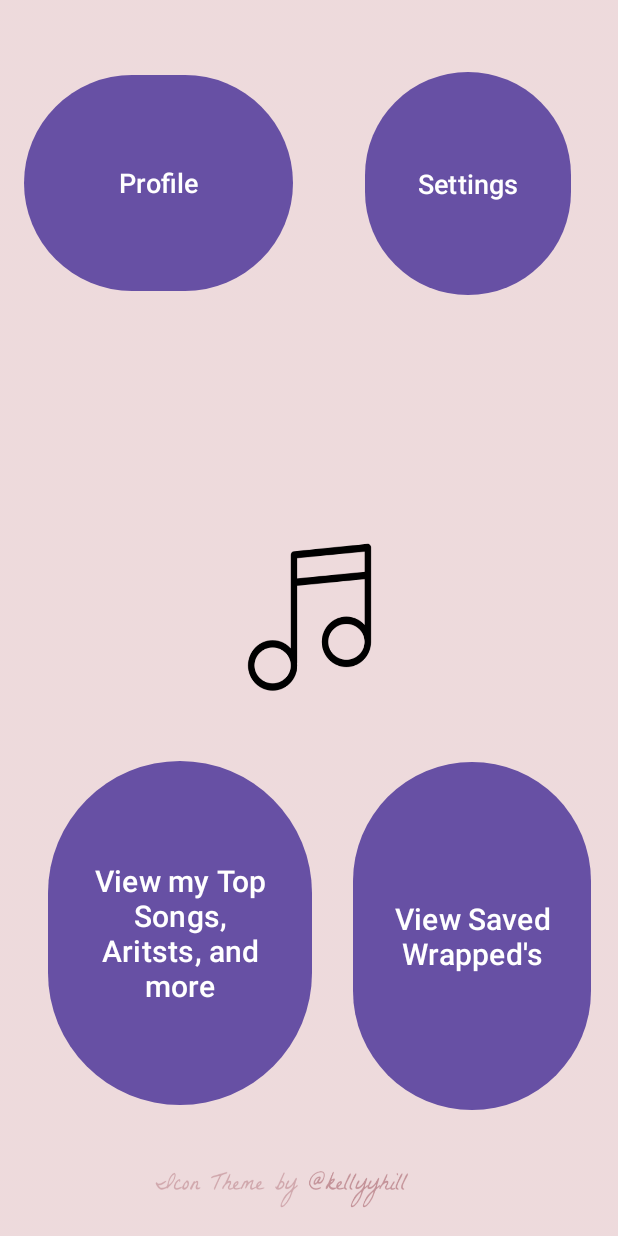
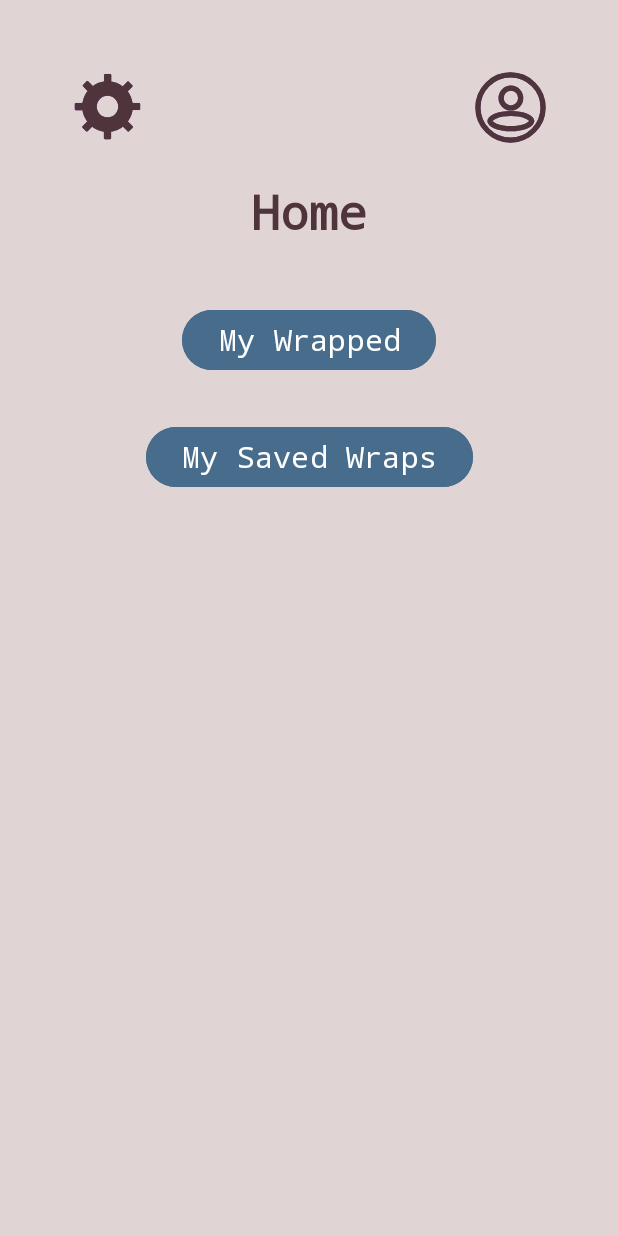
Before and after one commit to JohnN310/Scrollify, an Android app: the HomePage screen opened directly, with no data from a screen before it, on a phone screen of 412 x 824 dp. Run offline under Robolectric (Android 15) with nearby library versions, the phone set to English and light mode, and no system bars; libraries missing offline, so code that uses them is left out: org.checkerframework.checker; 5 statements that could not run were skipped.

Commit message:
more bug fixes

```diff
--- a/app/src/main/java/com/example/spotifytest/AccountsDatabaseHandler.java
+++ b/app/src/main/java/com/example/spotifytest/AccountsDatabaseHandler.java
@@ -182,50 +182,50 @@ public class AccountsDatabaseHandler extends SQLiteOpenHelper {
     }
 
     public YourProfile getAccount(String userName) {
-//
+
+        SQLiteDatabase db = this.getWritableDatabase();
+
+        Cursor cursor = db.rawQuery("Select * from accounts where username = ?", new String[]{userName});
+        YourProfile thisProfile = new YourProfile();
+
+        cursor.moveToFirst();
+        while (!cursor.isAfterLast()) {
+
+            if (userName.equals(cursor.getString(0))) {
+                thisProfile.setUsername(cursor.getString(0));
+                thisProfile.setPassword(cursor.getString(1));
+                thisProfile.setName(cursor.getString(2));
+                thisProfile.setCode(cursor.getString(3));
+                thisProfile.setFriends(cursor.getString(4));
+                thisProfile.setInvites(cursor.getString(5));
+                break;
+            }
+            cursor.moveToNext();
+
+        }
+
+        cursor.close();
+        db.close();
+
+        return thisProfile;
+
 //        SQLiteDatabase db = this.getWritableDatabase();
-//
-//        Cursor cursor = db.rawQuery("Select * from accounts where username = ?", new String[]{userName});
+//        Cursor cursor = db.rawQuery("SELECT * FROM accounts WHERE username = ? LIMIT 1", new String[]{username});
 //        YourProfile thisProfile = new YourProfile();
 //
-//        cursor.moveToFirst();
-//        while (!cursor.isAfterLast()) {
-//
-//            if (userName.equals(cursor.getString(0))) {
-//                thisProfile.setUsername(cursor.getString(0));
-//                thisProfile.setPassword(cursor.getString(1));
-//                thisProfile.setName(cursor.getString(2));
-//                thisProfile.setCode(cursor.getString(3));
-//                thisProfile.setFriends(cursor.getString(4));
-//                thisProfile.setInvites(cursor.getString(5));
-//                break;
-//            }
-//            cursor.moveToNext();
-//
+//        if (cursor.moveToFirst()) {
+//            int usernameInd = cursor.getColumnIndex("username");
+//            thisProfile.setUsername(cursor.getString(usernameInd));
+//            int passwordInd = cursor.getColumnIndex("password");
+//            thisProfile.setPassword(cursor.getString(passwordInd));
+//            int nameInd = cursor.getColumnIndex("name");
+//            thisProfile.setName(cursor.getString(nameInd));
+//            int friendsInd = cursor.getColumnIndex("friends");
+//            thisProfile.setFriends(cursor.getString(friendsInd));
 //        }
 //
 //        cursor.close();
-//        db.close();
-//
 //        return thisProfile;
-
-        SQLiteDatabase db = this.getWritableDatabase();
-        Cursor cursor = db.rawQuery("SELECT * FROM accounts WHERE username = ? LIMIT 1", new String[]{username});
-        YourProfile thisProfile = new YourProfile();
-
-        if (cursor.moveToFirst()) {
-            int usernameInd = cursor.getColumnIndex("username");
-            thisProfile.setUsername(cursor.getString(usernameInd));
-            int passwordInd = cursor.getColumnIndex("password");
-            thisProfile.setPassword(cursor.getString(passwordInd));
-            int nameInd = cursor.getColumnIndex("name");
-            thisProfile.setName(cursor.getString(nameInd));
-            int friendsInd = cursor.getColumnIndex("friends");
-            thisProfile.setFriends(cursor.getString(friendsInd));
-        }
-
-        cursor.close();
-        return thisProfile;
 
 
     }
--- a/app/src/main/java/com/example/spotifytest/HomePage.java
+++ b/app/src/main/java/com/example/spotifytest/HomePage.java
@@ -251,6 +251,24 @@ public class HomePage extends AppCompatActivity {
 
         YourProfile thisProfile = accountsDatabaseHandler.getAccount(username);
 
+        Button settings = (Button) findViewById(R.id.settings);
+        settings.setOnClickListener(new View.OnClickListener() {
+            @Override
+            public void onClick(View v) {
+                Intent intent = new Intent(HomePage.this, Settings.class);
+                startActivity(intent);
+            }
+        });
+
+        Button profile = (Button) findViewById(R.id.my_account_btn);
+        profile.setOnClickListener(new View.OnClickListener() {
+            @Override
+            public void onClick(View v) {
+                Intent intent = new Intent(HomePage.this, ProfilePagePlaceholder.class);
+                startActivity(intent);
+            }
+        });
+
 
         my_accountBtn = (Button) findViewById(R.id.my_account_btn);
 
--- a/app/src/main/java/com/example/spotifytest/LoginPage.java
+++ b/app/src/main/java/com/example/spotifytest/LoginPage.java
@@ -120,6 +120,15 @@ public class LoginPage extends AppCompatActivity  {
             }
         });
 
+        Button makeAccount = (Button) findViewById(R.id.signup_button);
+        makeAccount.setOnClickListener(new View.OnClickListener() {
+            @Override
+            public void onClick(View v) {
+                Intent intent = new Intent(LoginPage.this, CreateAccount.class);
+                startActivity(intent);
+            }
+        });
+
 
 
     }
--- a/app/src/main/java/com/example/spotifytest/ProfilePagePlaceholder.java
+++ b/app/src/main/java/com/example/spotifytest/ProfilePagePlaceholder.java
@@ -42,16 +42,18 @@ public class ProfilePagePlaceholder extends AppCompatActivity
         Bundle bundle = getIntent().getExtras();
         username = bundle.getString("username");
 
-        System.out.println("before " + username);
+
         thisProfile = accountsDatabaseHandler.getAccount(username);
-        System.out.println("after");
+
         name = thisProfile.getName();
         password = thisProfile.getPassword();
         code = thisProfile.getCode();
         friends = thisProfile.getFriends();
         invites = thisProfile.getInvites();
+
         nameTV = (TextView) findViewById(R.id.name_box);
         nameTV.setText(name);
+
         usernameTV = (TextView) findViewById(R.id.username_box);
         usernameTV.setText(username);
 
--- a/app/src/main/res/layout/simple_welcome_page.xml
+++ b/app/src/main/res/layout/simple_welcome_page.xml
@@ -1,68 +1,79 @@
 <?xml version="1.0" encoding="utf-8"?>
-<RelativeLayout xmlns:android="http://schemas.android.com/apk/res/android"
+<androidx.constraintlayout.widget.ConstraintLayout xmlns:android="http://schemas.android.com/apk/res/android"
+    xmlns:app="http://schemas.android.com/apk/res-auto"
+    xmlns:tools="http://schemas.android.com/tools"
     android:layout_width="match_parent"
     android:layout_height="match_parent"
     android:padding="16dp"
-    android:background="@drawable/home_page_background">
+    android:background="@color/mainBackground">
+
+
+    <TextView
+        android:id="@+id/homeText"
+        android:layout_width="wrap_content"
+        android:layout_height="wrap_content"
+        android:layout_marginTop="20dp"
+        android:fontFamily="monospace"
+        android:text="Home"
+        android:textColor="@color/mainBrown"
+        android:textSize="32sp"
+        android:textStyle="bold"
+        app:layout_constraintTop_toBottomOf="@id/my_account_btn"
+        app:layout_constraintStart_toStartOf="parent"
+        app:layout_constraintEnd_toEndOf="parent"/>
 
     <Button
         android:id="@+id/token_btn"
-        android:layout_width="191dp"
-        android:layout_height="161dp"
-        android:layout_alignParentStart="true"
-        android:layout_alignParentTop="true"
-        android:layout_alignParentEnd="true"
-        android:layout_alignParentBottom="true"
-        android:layout_marginStart="16dp"
-        android:layout_marginTop="487dp"
-        android:layout_marginEnd="188dp"
-        android:layout_marginBottom="67dp"
-        android:text="View my Top Songs, Aritsts, and more"
+        android:layout_width="wrap_content"
+        android:layout_height="wrap_content"
+        android:fontFamily="monospace"
+        android:backgroundTint="@color/buttonBlue"
+        android:text="@string/my_wrapped"
+        app:layout_constraintTop_toBottomOf="@id/homeText"
+        app:layout_constraintStart_toStartOf="parent"
+        app:layout_constraintEnd_toEndOf="parent"
+        android:layout_marginTop="40dp"
         android:textSize="20sp" />
 
     <Button
         android:id="@+id/my_account_btn"
-        android:layout_width="179dp"
-        android:layout_height="75dp"
-        android:layout_alignParentTop="true"
-        android:layout_alignParentBottom="true"
-        android:layout_marginTop="30dp"
-        android:layout_marginBottom="610dp"
-        android:onClick="myAccount"
-        android:text="Profile"
-        android:textSize="18sp"/>
+        android:layout_width="55dp"
+        android:layout_height="55dp"
+        android:layout_marginTop="28dp"
+        android:layout_marginEnd="28dp"
+        android:foreground="@drawable/profile"
+        android:background="@drawable/profile"
+        android:foregroundTint="@color/mainBrown"
+        android:backgroundTint="@color/mainBrown"
+        app:layout_constraintEnd_toEndOf="parent"
+        app:layout_constraintTop_toTopOf="parent"/>
 
     <Button
         android:id="@+id/settings"
-        android:layout_width="153dp"
-        android:layout_height="80dp"
-        android:layout_alignParentStart="true"
-        android:layout_alignParentTop="true"
-        android:layout_alignParentEnd="true"
-        android:layout_alignParentBottom="true"
-        android:layout_marginStart="227dp"
+        android:layout_width="55dp"
+        android:layout_height="55dp"
         android:layout_marginTop="28dp"
-        android:layout_marginEnd="15dp"
-        android:layout_marginBottom="607dp"
-        android:text="@string/settings"
-        android:textColor="@color/white"
-        android:textSize="18sp"
+        android:layout_marginStart="28dp"
+        android:background="@drawable/settings"
+        android:foreground="@drawable/settings"
+        android:backgroundTint="@color/mainBrown"
+        android:foregroundTint="@color/mainBrown"
+        app:layout_constraintStart_toStartOf="parent"
+        app:layout_constraintTop_toTopOf="parent"
         android:onClick="settings"/>
 
     <Button
         android:id="@+id/viewButton"
-        android:layout_width="174dp"
-        android:layout_height="163dp"
-        android:layout_alignParentStart="true"
-        android:layout_alignParentTop="true"
-        android:layout_alignParentEnd="true"
-        android:layout_alignParentBottom="true"
-        android:layout_marginStart="219dp"
-        android:layout_marginTop="488dp"
-        android:layout_marginEnd="2dp"
-        android:layout_marginBottom="64dp"
+        android:layout_width="wrap_content"
+        android:layout_height="wrap_content"
         android:onClick="viewSaved"
-        android:text="View Saved Wrapped's"
-        android:textSize="20sp" />
+        android:text="@string/my_saved_wraps"
+        android:backgroundTint="@color/buttonBlue"
+        android:fontFamily="monospace"
+        android:textSize="20sp"
+        android:layout_marginTop="30sp"
+        app:layout_constraintTop_toBottomOf="@+id/token_btn"
+        app:layout_constraintStart_toStartOf="parent"
+        app:layout_constraintEnd_toEndOf="parent"/>
 
-</RelativeLayout>
+</androidx.constraintlayout.widget.ConstraintLayout>
--- a/app/src/main/res/values/strings.xml
+++ b/app/src/main/res/values/strings.xml
@@ -78,6 +78,8 @@
     <string name="friendname">friendName</string>
     <string name="friendusername">friendUserName</string>
     <string name="dark_mode">Dark Mode</string>
+    <string name="my_wrapped">My Wrapped</string>
+    <string name="my_saved_wraps">My Saved Wraps</string>
 
     <!-- Artist options -->
     <string-array name="song_options">
```
